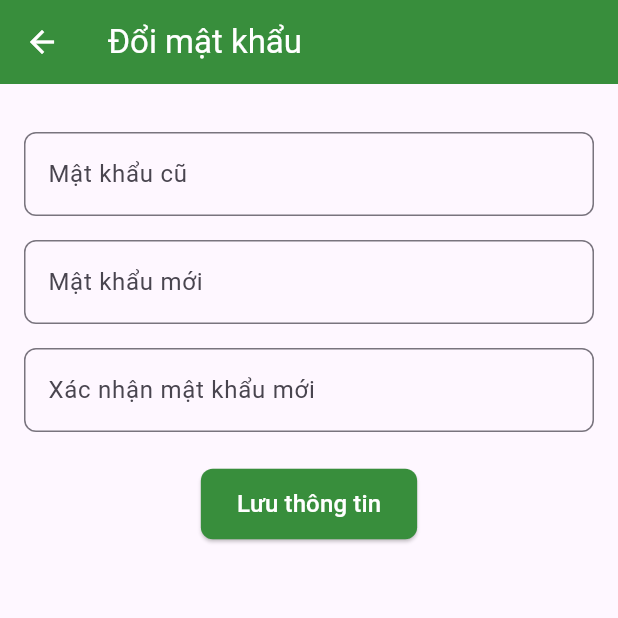
After one commit to phuccodetrau/goshopping, a Flutter app: the PasswordChangeScreen screen opened directly, on a phone screen of 412 x 824 dp, the top half of it. The commit adds this screen. Run offline on Flutter 3.47's test engine with Material 3 defaults, Android fonts, the phone set to English and light mode, and no system bars; our stand-ins replace fl_chart, flutter_dotenv, flutter_secure_storage, image_picker; missing offline and left inert: month_year_picker, onesignal_flutter; accounts and stored records are empty.

Commit message:
hung-21/12

```diff
--- /dev/null
+++ b/lib/login/update_password.dart
@@ -0,0 +1,253 @@
+import 'dart:convert';
+import 'package:flutter/material.dart';
+import 'package:flutter_secure_storage/flutter_secure_storage.dart';
+import 'package:flutter_dotenv/flutter_dotenv.dart';
+import 'package:http/http.dart' as http;
+
+class PasswordChangeScreen extends StatefulWidget {
+  const PasswordChangeScreen({super.key});
+
+  @override
+  State<PasswordChangeScreen> createState() => _PasswordChangeScreenState();
+}
+
+class _PasswordChangeScreenState extends State<PasswordChangeScreen> {
+  final FlutterSecureStorage _secureStorage = FlutterSecureStorage();
+  final String _url = dotenv.env['ROOT_URL']!;
+  final TextEditingController _oldPasswordController = TextEditingController();
+  final TextEditingController _newPasswordController = TextEditingController();
+  final TextEditingController _confirmPasswordController = TextEditingController();
+
+  bool _isLoading = false;
+  String? _passwordMismatchError;
+  String? _passwordSameError;
+
+  @override
+  void initState() {
+    super.initState();
+    // Lắng nghe sự thay đổi của trường mật khẩu mới và xác nhận mật khẩu
+    _newPasswordController.addListener(_checkPasswordMatch);
+    _confirmPasswordController.addListener(_checkPasswordMatch);
+    _newPasswordController.addListener(_checkPasswordSame);
+  }
+
+  @override
+  void dispose() {
+    _oldPasswordController.dispose();
+    _newPasswordController.dispose();
+    _confirmPasswordController.dispose();
+    super.dispose();
+  }
+
+  void _checkPasswordMatch() {
+    setState(() {
+      if (_newPasswordController.text != _confirmPasswordController.text) {
+        _passwordMismatchError = "Mật khẩu mới và xác nhận mật khẩu không khớp!";
+      } else {
+        _passwordMismatchError = null; // Xóa lỗi nếu khớp
+      }
+    });
+  }
+
+  void _checkPasswordSame() {
+    setState(() {
+      if (_newPasswordController.text == _oldPasswordController.text) {
+        _passwordSameError = "Mật khẩu mới không được trùng với mật khẩu cũ!";
+      } else {
+        _passwordSameError = null;
+      }
+    });
+  }
+
+  Future<void> _updatePassword() async {
+    if (_passwordMismatchError != null || _passwordSameError != null) {
+      // Không tiếp tục nếu có lỗi
+      return;
+    }
+
+    setState(() {
+      _isLoading = true;
+    });
+
+    try {
+      final String? token = await _secureStorage.read(key: "auth_token");
+      final String? email = await _secureStorage.read(key: "email");
+
+      if (token == null) {
+        throw Exception('Authentication token not found');
+      }
+
+      final requestBody = {
+        "email": email,
+        'oldPassword': _oldPasswordController.text,
+        'newPassword': _newPasswordController.text,
+      };
+
+      final response = await http.post(
+        Uri.parse('$_url/auth/update_password'),
+        headers: {
+          'Authorization': 'Bearer $token',
+          'Content-Type': 'application/json',
+        },
+        body: jsonEncode(requestBody),
+      );
+
+      if (response.statusCode == 200) {
+        final data = jsonDecode(response.body);
+        if (data['status'] == true) {
+          if (mounted) {
+            ScaffoldMessenger.of(context).showSnackBar(
+              const SnackBar(content: Text('Cập nhật mật khẩu thành công')),
+            );
+            Navigator.pop(context, true);
+          }
+        } else {
+          _showErrorDialog(data['message'] ?? 'Có lỗi không xác định xảy ra!');
+        }
+      } else {
+        _showErrorDialog('Server trả về lỗi: ${response.statusCode}');
+      }
+    } catch (error) {
+      _showErrorDialog('Có lỗi xảy ra khi cập nhật mật khẩu: $error');
+    } finally {
+      if (mounted) {
+        setState(() {
+          _isLoading = false;
+        });
+      }
+    }
+  }
+
+  void _showErrorDialog(String message) {
+    showDialog(
+      context: context,
+      builder: (BuildContext context) {
+        return AlertDialog(
+          title: const Text('Thông báo lỗi'),
+          content: Text(message),
+          actions: [
+            TextButton(
+              onPressed: () => Navigator.of(context).pop(),
+              child: const Text('OK'),
+            ),
+          ],
+        );
+      },
+    );
+  }
+
+  @override
+  Widget build(BuildContext context) {
+    return Scaffold(
+      appBar: AppBar(
+        backgroundColor: Colors.green[700],
+        elevation: 0,
+        leading: IconButton(
+          icon: const Icon(Icons.arrow_back, color: Colors.white),
+          onPressed: () {
+            Navigator.pop(context);
+          },
+        ),
+        title: const Text(
+          'Đổi mật khẩu',
+          style: TextStyle(color: Colors.white),
+        ),
+      ),
+      body: Stack(
+        children: [
+          SingleChildScrollView(
+            child: Padding(
+              padding: const EdgeInsets.all(16.0),
+              child: Column(
+                crossAxisAlignment: CrossAxisAlignment.start,
+                children: [
+                  const SizedBox(height: 16),
+                  TextField(
+                    controller: _oldPasswordController,
+                    decoration: InputDecoration(
+                      labelText: "Mật khẩu cũ",
+                      border: OutlineInputBorder(
+                        borderRadius: BorderRadius.circular(8),
+                      ),
+                    ),
+                    obscureText: true,
+                  ),
+                  const SizedBox(height: 16),
+                  TextField(
+                    controller: _newPasswordController,
+                    decoration: InputDecoration(
+                      labelText: "Mật khẩu mới",
+                      hintText: "Nhập mật khẩu mới",
+                      border: OutlineInputBorder(
+                        borderRadius: BorderRadius.circular(8),
+                      ),
+                    ),
+                    obscureText: true,
+                  ),
+                  // Thêm thông báo lỗi dưới ô mật khẩu mới
+                  if (_passwordSameError != null)
+                    Padding(
+                      padding: const EdgeInsets.only(top: 8.0),
+                      child: Text(
+                        _passwordSameError!,
+                        style: TextStyle(color: Colors.red, fontSize: 12),
+                      ),
+                    ),
+                  const SizedBox(height: 16),
+                  TextField(
+                    controller: _confirmPasswordController,
+                    decoration: InputDecoration(
+                      labelText: "Xác nhận mật khẩu mới",
+                      hintText: "Nhập lại mật khẩu mới",
+                      border: OutlineInputBorder(
+                        borderRadius: BorderRadius.circular(8),
+                      ),
+                      errorText: _passwordMismatchError, // Hiển thị lỗi không khớp
+                    ),
+                    obscureText: true,
+                  ),
+                  const SizedBox(height: 24),
+                  Center(
+                    child: ElevatedButton(
+                      onPressed: _isLoading ? null : _updatePassword,
+                      style: ElevatedButton.styleFrom(
+                        backgroundColor: Colors.green[700],
+                        shape: RoundedRectangleBorder(
+                          borderRadius: BorderRadius.circular(8),
+                        ),
+                        padding: const EdgeInsets.symmetric(
+                          horizontal: 24,
+                          vertical: 12,
+                        ),
+                      ),
+                      child: _isLoading
+                          ? const SizedBox(
+                        width: 20,
+                        height: 20,
+                        child: CircularProgressIndicator(
+                          color: Colors.white,
+                          strokeWidth: 2,
+                        ),
+                      )
+                          : const Text(
+                        'Lưu thông tin',
+                        style: TextStyle(fontSize: 16, color: Colors.white),
+                      ),
+                    ),
+                  ),
+                ],
+              ),
+            ),
+          ),
+          if (_isLoading)
+            Container(
+              color: Colors.black.withOpacity(0.3),
+              child: const Center(
+                child: CircularProgressIndicator(),
+              ),
+            ),
+        ],
+      ),
+    );
+  }
+}
```
Also changed, not shown: lib/user/user_info.dart (+13 -4 lines), pubspec.lock.
